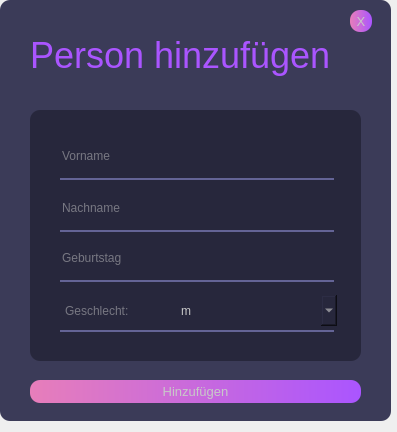
First picture: the form in frontend/designer/addPerson.ui, repository N0Dr4m4L4m4/amd, before the edit.
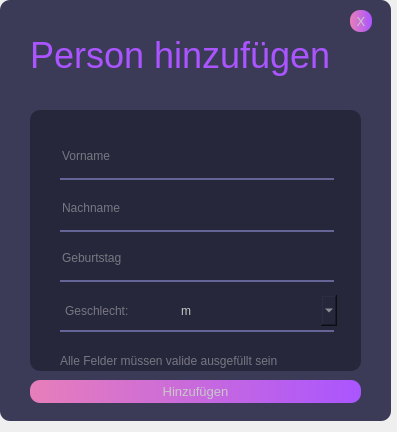
Second picture: the form after the edit.

```diff
--- a/frontend/designer/addPerson.ui
+++ b/frontend/designer/addPerson.ui
@@ -105,7 +105,7 @@
       <x>30</x>
       <y>110</y>
       <width>331</width>
-      <height>251</height>
+      <height>261</height>
      </rect>
     </property>
     <property name="styleSheet">
@@ -293,6 +293,23 @@
       <string>Geschlecht:</string>
      </property>
     </widget>
+    <widget class="QLabel" name="label_3">
+     <property name="geometry">
+      <rect>
+       <x>30</x>
+       <y>240</y>
+       <width>291</width>
+       <height>21</height>
+      </rect>
+     </property>
+     <property name="styleSheet">
+      <string notr="true">font: 10pt &quot;Segoe UI&quot;;
+color: rgb(119, 119, 130);</string>
+     </property>
+     <property name="text">
+      <string>Alle Felder müssen valide ausgefüllt sein</string>
+     </property>
+    </widget>
    </widget>
    <widget class="QPushButton" name="addButton">
     <property name="geometry">
```
